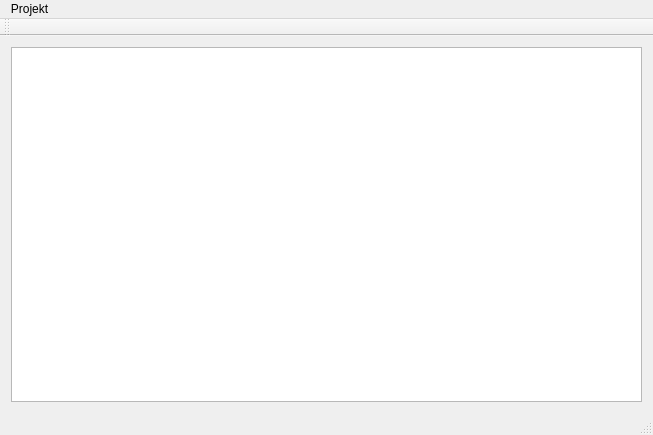
tlaemmlein/BrickMoney, file src/Applications/BrickMoney/MainWindow.ui: the form before one commit.
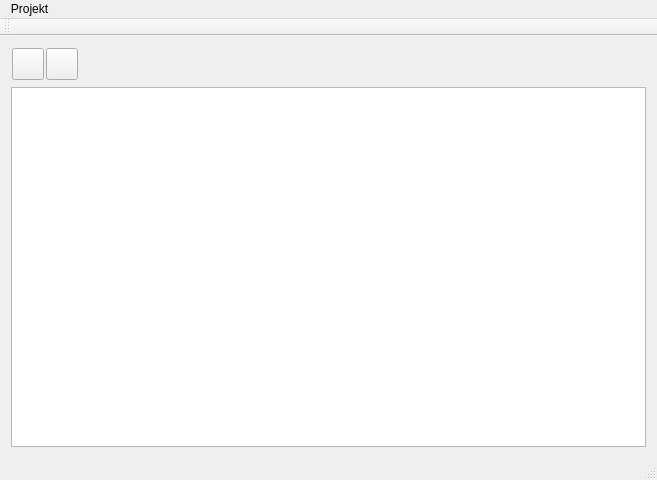
The form after the commit. Icons and pictures are not drawn.

```diff
--- a/src/Applications/BrickMoney/MainWindow.ui
+++ b/src/Applications/BrickMoney/MainWindow.ui
@@ -6,17 +6,152 @@
    <rect>
     <x>0</x>
     <y>0</y>
-    <width>653</width>
-    <height>435</height>
+    <width>657</width>
+    <height>480</height>
    </rect>
   </property>
   <property name="windowTitle">
    <string>MainWindow</string>
   </property>
   <widget class="QWidget" name="centralWidget">
-   <layout class="QGridLayout" name="gridLayout">
-    <item row="0" column="0">
-     <widget class="QTableView" name="legoset_tableView"/>
+   <layout class="QVBoxLayout" name="verticalLayout">
+    <item>
+     <widget class="QWidget" name="legoset_widget" native="true">
+      <property name="sizePolicy">
+       <sizepolicy hsizetype="Preferred" vsizetype="Preferred">
+        <horstretch>0</horstretch>
+        <verstretch>0</verstretch>
+       </sizepolicy>
+      </property>
+      <property name="minimumSize">
+       <size>
+        <width>0</width>
+        <height>34</height>
+       </size>
+      </property>
+      <property name="maximumSize">
+       <size>
+        <width>16777215</width>
+        <height>34</height>
+       </size>
+      </property>
+      <layout class="QHBoxLayout" name="horizontalLayout">
+       <property name="spacing">
+        <number>2</number>
+       </property>
+       <property name="leftMargin">
+        <number>1</number>
+       </property>
+       <property name="topMargin">
+        <number>1</number>
+       </property>
+       <property name="rightMargin">
+        <number>1</number>
+       </property>
+       <property name="bottomMargin">
+        <number>1</number>
+       </property>
+       <item>
+        <widget class="QPushButton" name="legoset_new_pushButton">
+         <property name="minimumSize">
+          <size>
+           <width>32</width>
+           <height>32</height>
+          </size>
+         </property>
+         <property name="maximumSize">
+          <size>
+           <width>32</width>
+           <height>32</height>
+          </size>
+         </property>
+         <property name="focusPolicy">
+          <enum>Qt::NoFocus</enum>
+         </property>
+         <property name="toolTip">
+          <string>Lego Set hinzufügen</string>
+         </property>
+         <property name="text">
+          <string/>
+         </property>
+         <property name="icon">
+          <iconset resource="Images/Images.qrc">
+           <normaloff>:/Images/legoset_new.png</normaloff>:/Images/legoset_new.png</iconset>
+         </property>
+         <property name="iconSize">
+          <size>
+           <width>32</width>
+           <height>32</height>
+          </size>
+         </property>
+         <property name="checkable">
+          <bool>false</bool>
+         </property>
+         <property name="autoRepeatDelay">
+          <number>300</number>
+         </property>
+        </widget>
+       </item>
+       <item>
+        <widget class="QPushButton" name="legoset_delete_pushButton">
+         <property name="minimumSize">
+          <size>
+           <width>32</width>
+           <height>32</height>
+          </size>
+         </property>
+         <property name="maximumSize">
+          <size>
+           <width>32</width>
+           <height>32</height>
+          </size>
+         </property>
+         <property name="focusPolicy">
+          <enum>Qt::NoFocus</enum>
+         </property>
+         <property name="toolTip">
+          <string>Lego Set hinzufügen</string>
+         </property>
+         <property name="text">
+          <string/>
+         </property>
+         <property name="icon">
+          <iconset resource="Images/Images.qrc">
+           <normaloff>:/Images/legoset_delete.png</normaloff>:/Images/legoset_delete.png</iconset>
+         </property>
+         <property name="iconSize">
+          <size>
+           <width>32</width>
+           <height>32</height>
+          </size>
+         </property>
+        </widget>
+       </item>
+       <item>
+        <spacer name="horizontalSpacer">
+         <property name="orientation">
+          <enum>Qt::Horizontal</enum>
+         </property>
+         <property name="sizeHint" stdset="0">
+          <size>
+           <width>40</width>
+           <height>20</height>
+          </size>
+         </property>
+        </spacer>
+       </item>
+      </layout>
+     </widget>
+    </item>
+    <item>
+     <widget class="QTableView" name="legoset_tableView">
+      <property name="sizePolicy">
+       <sizepolicy hsizetype="Expanding" vsizetype="Expanding">
+        <horstretch>0</horstretch>
+        <verstretch>0</verstretch>
+       </sizepolicy>
+      </property>
+     </widget>
     </item>
    </layout>
   </widget>
@@ -25,7 +160,7 @@
     <rect>
      <x>0</x>
      <y>0</y>
-     <width>653</width>
+     <width>657</width>
      <height>21</height>
     </rect>
    </property>
```
Left out of the diff: 37 changed lines with no effect on the pictures.
